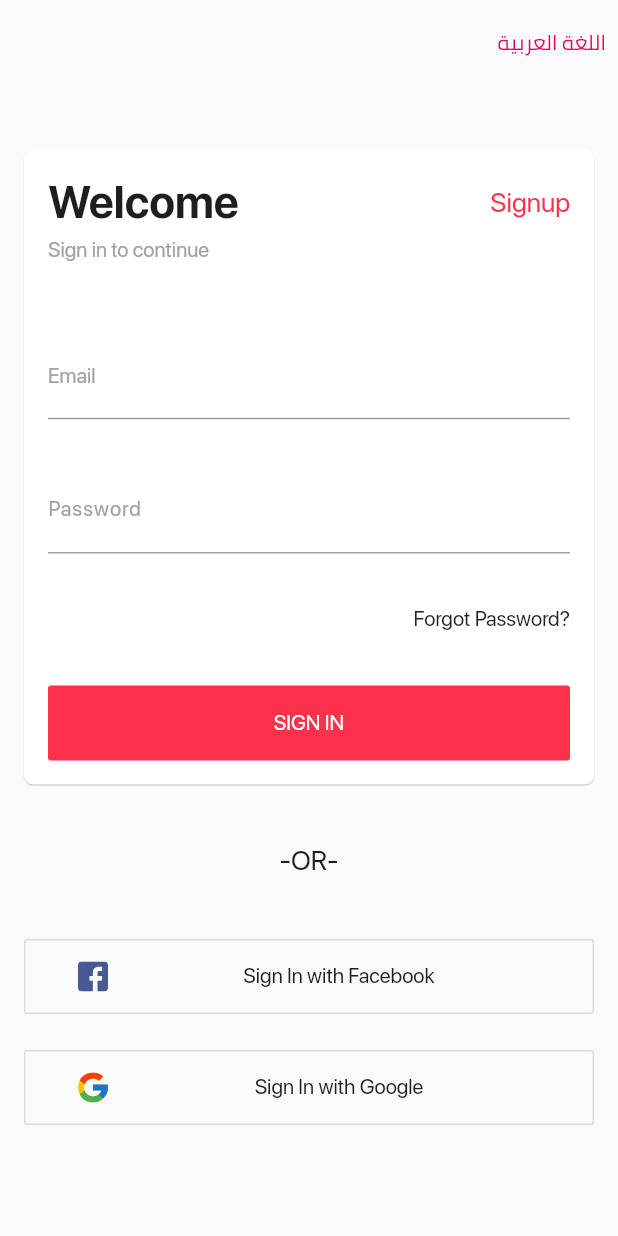
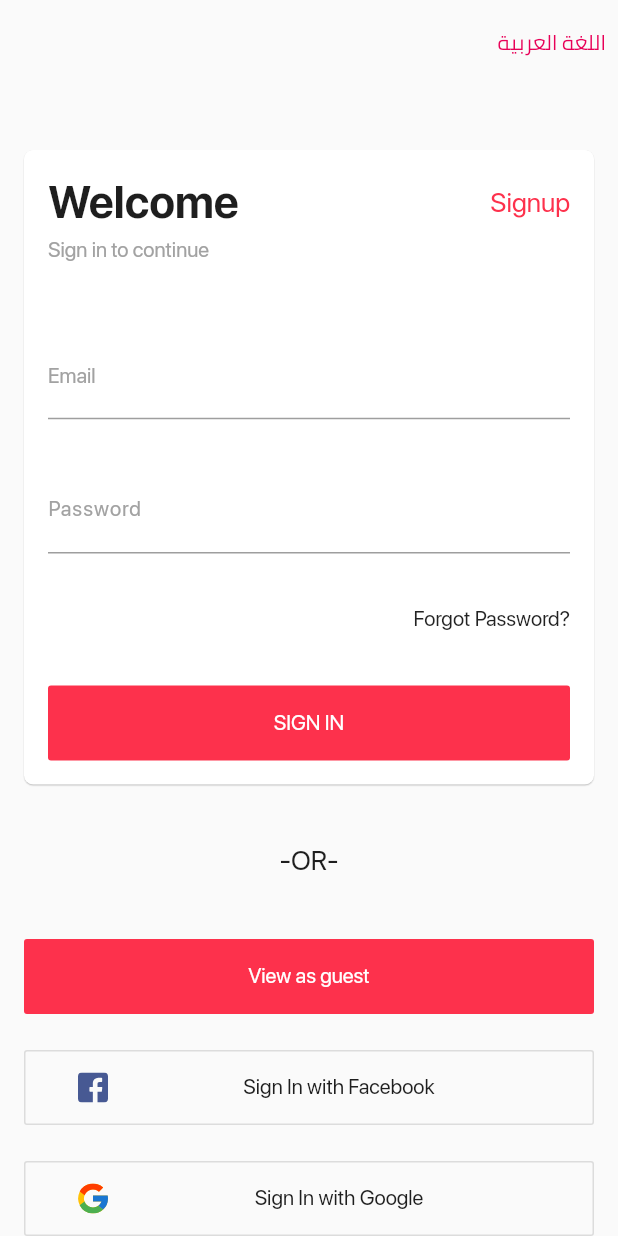
Before and after one commit to bashar963/e_commerce_alwalla, a Flutter app: the screen it shows after launch, on a phone screen of 412 x 824 dp. Run offline on Flutter 3.47's test engine with Material 2 defaults, Android fonts, the phone set to English and light mode, and no system bars; our stand-ins replace auto_size_text, cached_network_image, carousel_pro, chopper, flutter_html, flutter_svg and 5 more; missing offline and left inert: slide_item; accounts and stored records are empty; generated files the repository leaves out were written again; network calls fail; project files that could hold a hidden picture were left out.

Commit message:
bug fixes, add guest login

```diff
--- a/lib/controller/profile_controller.dart
+++ b/lib/controller/profile_controller.dart
@@ -16,6 +16,7 @@ class ProfileController extends GetxController {
   }
 
   void loadCustomer() async {
+    if (AppPreference.token != null) {
       try {
         var response = await MainApi.create().getUserData(AppPreference.token);
         print(response.bodyString);
@@ -29,6 +30,7 @@ class ProfileController extends GetxController {
         }
       } on Exception catch (e) {
         showFailedMessage(Get.context, e.toString() ?? '');
+      }
     }
   }
 
--- a/lib/data/app_preference.dart
+++ b/lib/data/app_preference.dart
@@ -5,6 +5,7 @@ abstract class AppPreference {
 
   static final String _authToken = "TOEKN";
   static final String _customerId = "_customerId";
+  static final String _guestCartId = "_guestCartId";
   static final String _lastSearches = "_lastSearches";
   static final String _firebaseToken = "_firebaseToken";
   static final String _appLanguage = "appLanguage";
@@ -24,6 +25,11 @@ abstract class AppPreference {
   static set defAddressID(String val) =>
       _sharedPreferences.setString(_defAddressID, val);
 
+  static String get guestCartId =>
+      _sharedPreferences.getString(_guestCartId) ?? "";
+  static set guestCartId(String val) =>
+      _sharedPreferences.setString(_guestCartId, val);
+
   static String get firebaseToken =>
       _sharedPreferences.getString(_firebaseToken) ?? "";
   static set firebaseToken(String val) =>
--- a/lib/data/main_api/main_api.dart
+++ b/lib/data/main_api/main_api.dart
@@ -53,6 +53,24 @@ abstract class MainApi extends ChopperService {
   @Post(path: '/carts/mine')
   Future<Response> getQuoteId(@Header('Authorization') String token);
 
+  @Get(path: '/guest-carts/{cartId}')
+  Future<Response> getCartGuest(@Path('cartId') String cartMask);
+
+  @Post(path: '/guest-carts')
+  Future<Response> getQuoteIdGuest();
+
+  @Delete(path: '/guest-carts/{cartId}/items/{item_id}')
+  Future<Response> deleteItemInCartGuest(
+      @Path('cartId') String cartId, @Path('item_id') String itemId);
+
+  @Put(path: '/guest-carts/{cartId}/items/{item_id}')
+  Future<Response> editItemInCartGuest(@Path('cartId') String cartId,
+      @Path('item_id') String itemId, @Body() Map<String, dynamic> body);
+
+  @Post(path: '/guest-carts/{cartId}/items')
+  Future<Response> addItemToCartGuest(
+      @Path('cartId') String cartId, @Body() Map<String, dynamic> body);
+
   @Get(path: '/products?searchCriteria')
   Future<Response> getProducts();
 
--- a/lib/l10n/intl_ar.arb
+++ b/lib/l10n/intl_ar.arb
@@ -15,6 +15,7 @@
   "re_password": "تأكيد كلمة السر",
   "password_not_same": "كلمة السر غير متطابقة",
   "explore": "تصفح",
+  "view_as_guest": "تصفح كزائر",
   "cart": "السلة",
   "account": "حسابي",
   "categories": "التصنيفات",
--- a/lib/l10n/intl_en.arb
+++ b/lib/l10n/intl_en.arb
@@ -14,6 +14,7 @@
   "sign_in_facebook": "Sign In with Facebook",
   "sign_in_google": "Sign In with Google",
   "or": "-OR-",
+  "view_as_guest": "View as guest",
   "explore": "Explore",
   "cart": "Cart",
   "account": "Account",
--- a/lib/screen/login/login_screen.dart
+++ b/lib/screen/login/login_screen.dart
@@ -2,6 +2,7 @@ import 'package:e_commerce_alwalla/controller/login_controller.dart';
 import 'package:e_commerce_alwalla/data/app_preference.dart';
 import 'package:e_commerce_alwalla/generated/l10n.dart';
 import 'package:e_commerce_alwalla/model/app_language.dart';
+import 'package:e_commerce_alwalla/screen/home/home_screen.dart';
 import 'package:e_commerce_alwalla/screen/password_restore/email_screen.dart';
 import 'package:e_commerce_alwalla/screen/sign_up/sign_up_screen.dart';
 import 'package:e_commerce_alwalla/theme/app_theme.dart';
@@ -239,6 +240,34 @@ class _LoginScreenState extends State<LoginScreen> {
               height: 42,
             ),
             Container(
+              height: 50,
+              padding: const EdgeInsets.symmetric(horizontal: 16),
+              child: RaisedButton(
+                elevation: 0,
+                onPressed: () {
+                  print(AppPreference.guestCartId.isNotEmpty);
+                  if (AppPreference.guestCartId.isNotEmpty) {
+                    print('1');
+                    Get.back();
+                  } else {
+                    print('2');
+                    Get.offAll(HomeScreen());
+                  }
+                },
+                color: redColor,
+                child: Text(
+                  S.of(context).view_as_guest,
+                  style: subTextStyle.copyWith(
+                      color: whiteColor,
+                      fontWeight: FontWeight.w400,
+                      fontSize: 14),
+                ),
+              ),
+            ),
+            const SizedBox(
+              height: 24,
+            ),
+            Container(
               padding: const EdgeInsets.symmetric(horizontal: 16),
               height: 50,
               child: OutlineButton(
--- a/lib/screen/splash/splash_screen.dart
+++ b/lib/screen/splash/splash_screen.dart
@@ -1,5 +1,6 @@
 import 'package:e_commerce_alwalla/controller/login_controller.dart';
 import 'package:e_commerce_alwalla/data/app_preference.dart';
+import 'package:e_commerce_alwalla/screen/home/home_screen.dart';
 import 'package:e_commerce_alwalla/screen/login/login_screen.dart';
 import 'package:flutter/material.dart';
 import 'package:get/get.dart';
@@ -19,7 +20,10 @@ class _SplashScreenState extends State<SplashScreen> {
       if (AppPreference.token != null) {
         _loginController.loadUserData(true);
       } else {
-        Get.offAll(LoginScreen());
+        if (AppPreference.guestCartId.isEmpty)
+          Get.offAll(LoginScreen());
+        else
+          Get.offAll(HomeScreen());
       }
     });
   }
```
Also changed, not shown: lib/controller/cart_controller.dart (+147 -4 lines), lib/controller/login_controller.dart (+7 -1 lines), lib/screen/home/account_tab/account_tab_screen.dart (+6 -3 lines), lib/screen/home/cart_tab/cart_tab_screen.dart (+6 -6 lines), lib/screen/home/home_screen.dart (+7 -0 lines), lib/data/main_api/main_api.chopper.dart, lib/generated/intl/messages_ar.dart, lib/generated/intl/messages_en.dart, lib/generated/l10n.dart. Lines whose indentation alone changed are shown as unchanged.
